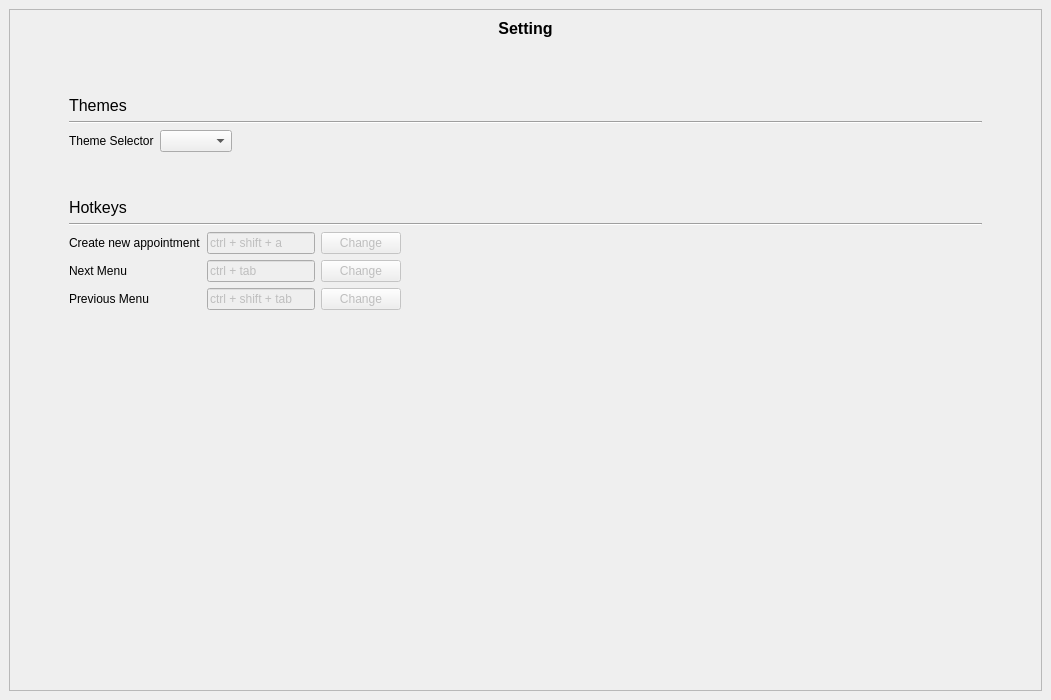
The window that SettingUI.ui (ASNaeem/Simple-VCMS) describes before a commit, drawn with Qt 5.
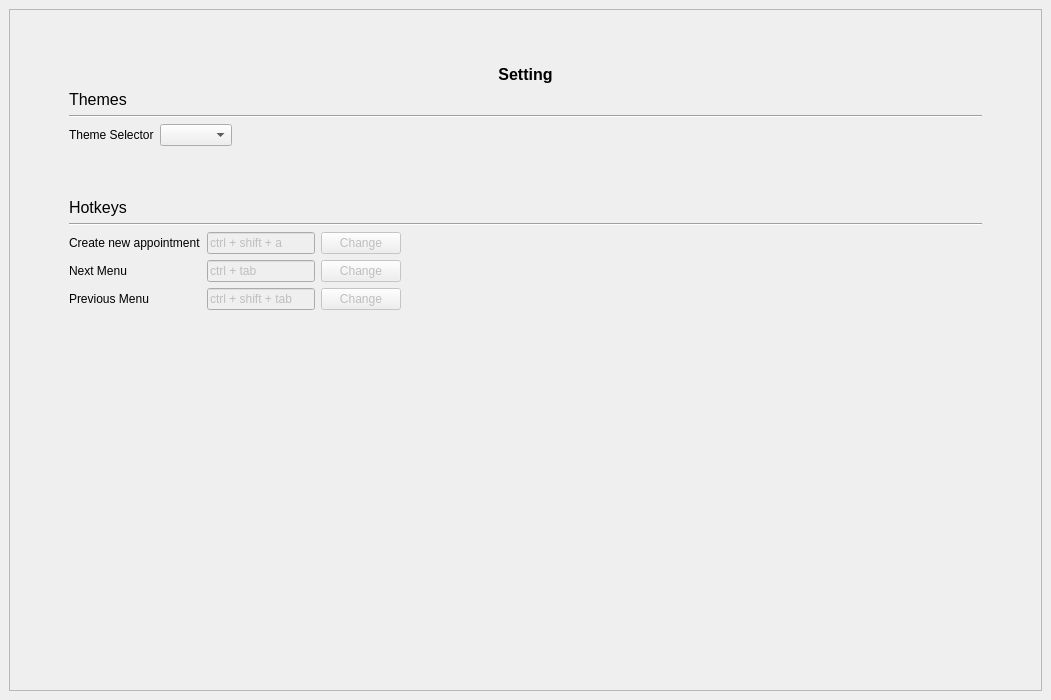
The same window after the commit.

Patch:
```diff
--- a/SettingUI.ui
+++ b/SettingUI.ui
@@ -40,6 +40,19 @@
           </property>
           <item>
            <layout class="QVBoxLayout" name="verticalLayout">
+            <item>
+             <spacer name="verticalSpacer">
+              <property name="orientation">
+               <enum>Qt::Vertical</enum>
+              </property>
+              <property name="sizeHint" stdset="0">
+               <size>
+                <width>20</width>
+                <height>40</height>
+               </size>
+              </property>
+             </spacer>
+            </item>
             <item>
              <widget class="QLabel" name="label_9">
               <property name="font">
@@ -62,19 +75,6 @@
             </item>
            </layout>
           </item>
-          <item>
-           <spacer name="verticalSpacer">
-            <property name="orientation">
-             <enum>Qt::Vertical</enum>
-            </property>
-            <property name="sizeHint" stdset="0">
-             <size>
-              <width>20</width>
-              <height>40</height>
-             </size>
-            </property>
-           </spacer>
-          </item>
           <item>
            <widget class="QLabel" name="label">
             <property name="font">
```
